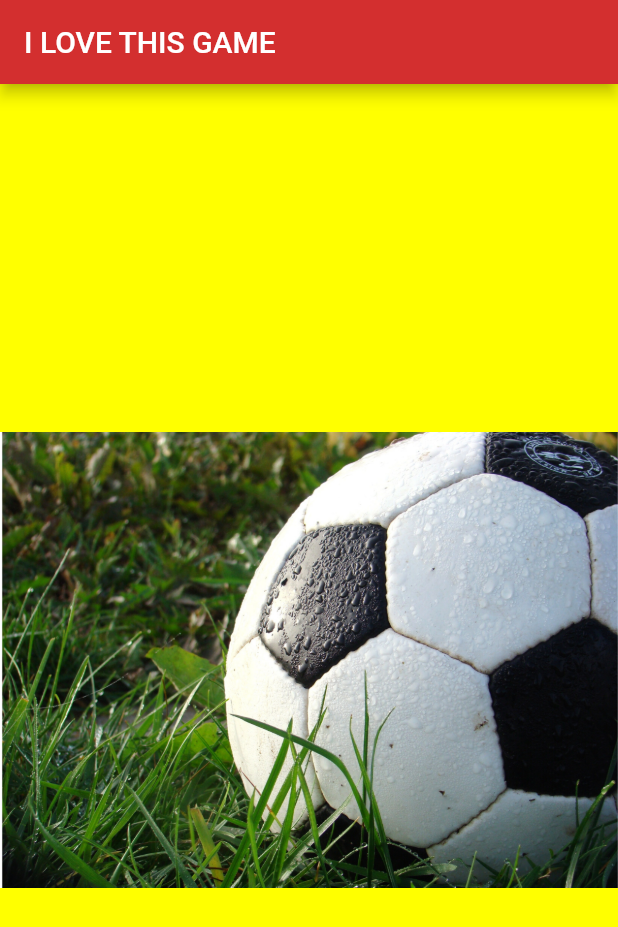
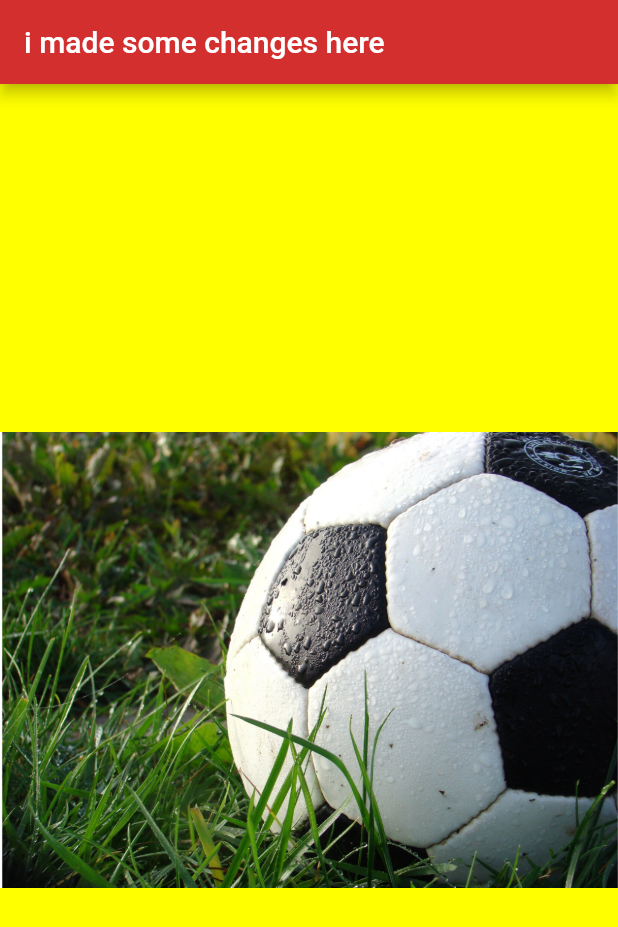
Before and after one commit to rohit2312-gif/git, a Flutter app: the screen it shows after launch, on a phone screen of 412 x 824 dp. Shown: the top 927 px of the screen. Run offline on Flutter 3.47's test engine with Material 2 defaults, Android fonts, the phone set to English and light mode, and no system bars.

Commit message:
added text change

```diff
--- a/App/i_am_poor_app/lib/main.dart
+++ b/App/i_am_poor_app/lib/main.dart
@@ -6,7 +6,7 @@ void main() {
         home: Scaffold(
           backgroundColor: Colors.yellowAccent,
           appBar: AppBar(
-            title: Text('I LOVE THIS GAME'),
+            title: Text('i made some changes here'),
             backgroundColor: Colors.red[700],
 
           ),
```
